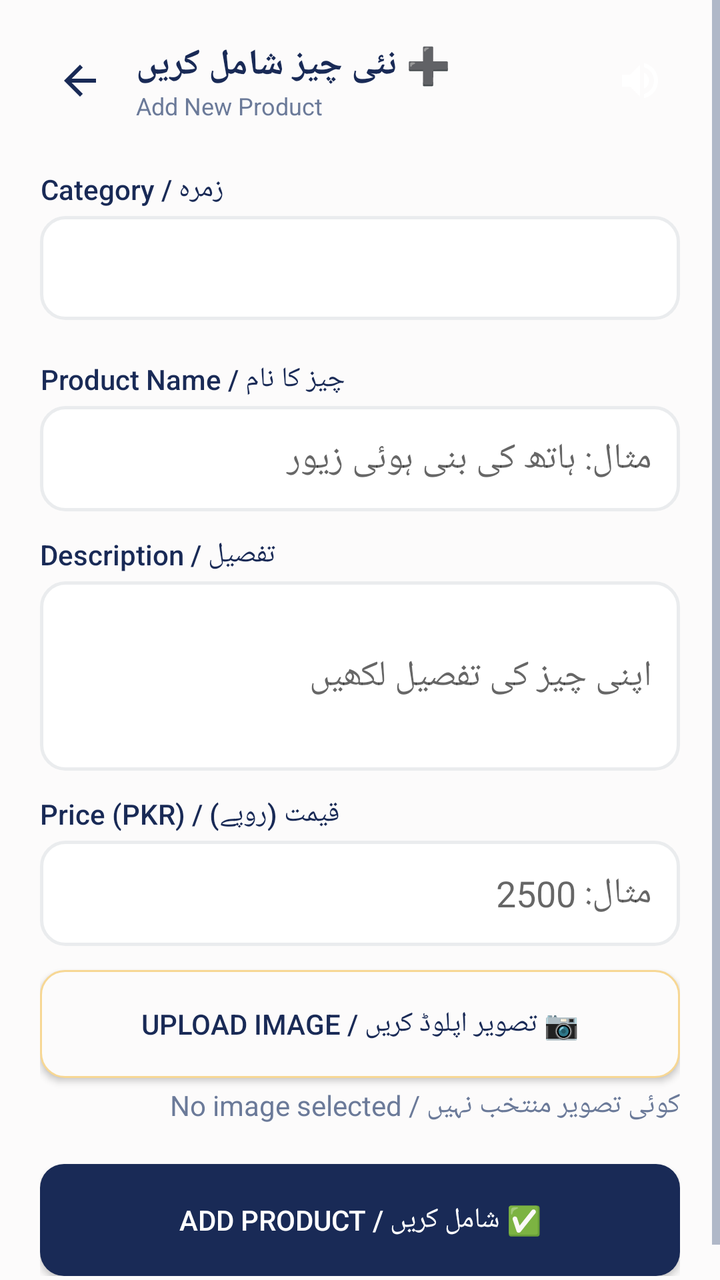
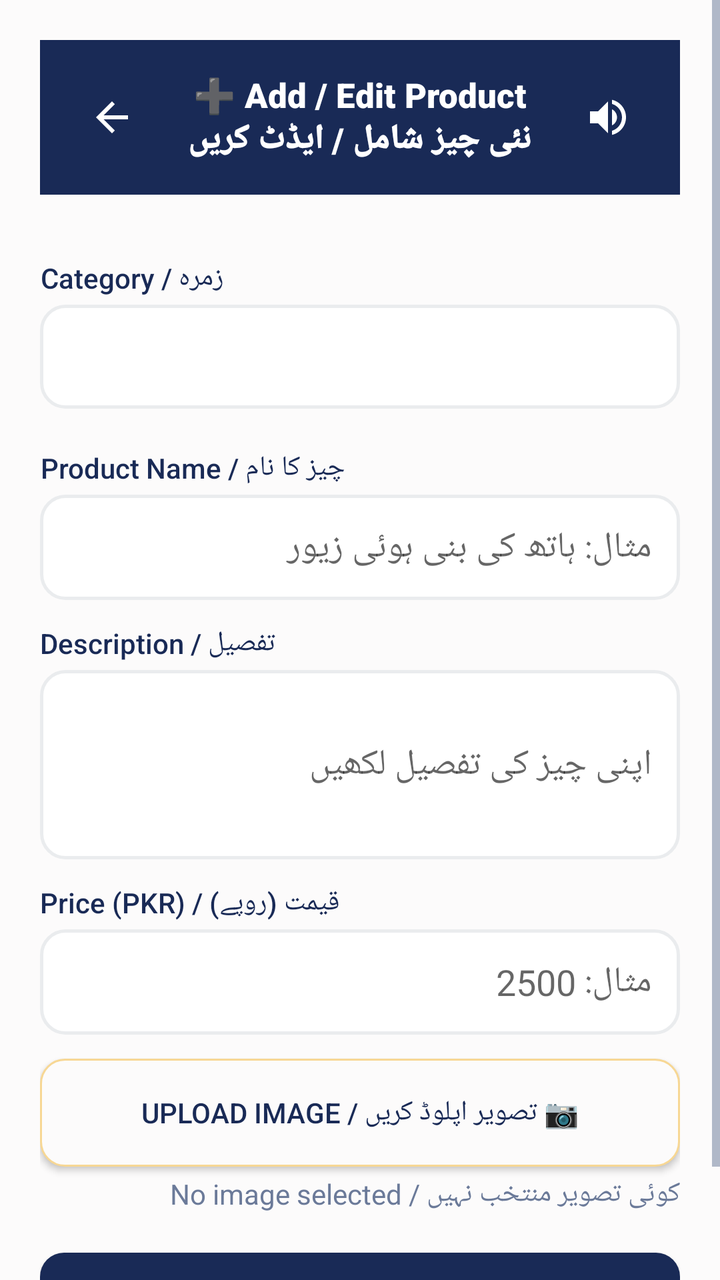

An Android layout rendered at two revisions. The XML below is the earlier revision; the diff shows what the commit changed to produce the second picture.
<!-- AndroidManifest.xml: application theme Theme.SheEmpower -->
<!-- res/layout/activity_add_product.xml -->
<?xml version="1.0" encoding="utf-8"?>
<ScrollView xmlns:android="http://schemas.android.com/apk/res/android"
    xmlns:app="http://schemas.android.com/apk/res-auto"
    android:layout_width="match_parent"
    android:layout_height="match_parent"
    android:background="@color/background">

    <LinearLayout
        android:layout_width="match_parent"
        android:layout_height="wrap_content"
        android:orientation="vertical"
        android:padding="20dp"
        android:background="?android:attr/windowBackground">

        
        
        
        <LinearLayout
            android:layout_width="match_parent"
            android:layout_height="wrap_content"
            android:orientation="horizontal"
            android:gravity="center_vertical"
            android:layout_marginBottom="8dp">

            <ImageButton
                android:id="@+id/btnBack"
                android:layout_width="40dp"
                android:layout_height="40dp"
                android:layout_marginEnd="8dp"
                android:background="?attr/selectableItemBackgroundBorderless"
                android:src="@drawable/ic_arrow_back"
                app:tint="@color/primary"
                android:contentDescription="Back" />

            <LinearLayout
                android:layout_width="0dp"
                android:layout_height="wrap_content"
                android:layout_weight="1"
                android:orientation="vertical">

                <TextView
                    android:layout_width="wrap_content"
                    android:layout_height="wrap_content"
                    android:text="➕ نئی چیز شامل کریں"
                    android:textSize="18sp"
                    android:textStyle="bold"
                    android:textColor="@color/text_primary" />

                <TextView
                    android:layout_width="wrap_content"
                    android:layout_height="wrap_content"
                    android:text="Add New Product"
                    android:textSize="12sp"
                    android:textColor="@color/text_secondary" />
            </LinearLayout>

            
            <ImageButton
                android:id="@+id/btnSpeaker"
                android:layout_width="40dp"
                android:layout_height="40dp"
                android:src="@drawable/ic_speaker"
                android:background="@android:color/transparent"
                android:scaleType="centerInside" />
        </LinearLayout>

        
        
        
        <TextView
            android:layout_width="wrap_content"
            android:layout_height="wrap_content"
            android:text="زمرہ / Category"
            android:textColor="@color/text_primary"
            android:fontFamily="sans-serif-medium"
            android:layout_marginTop="16dp"
            android:layout_marginBottom="4dp" />

        <Spinner
            android:id="@+id/spinnerCategory"
            android:layout_width="match_parent"
            android:layout_height="52dp"
            android:background="@drawable/bg_skeu_input"
            android:paddingStart="10dp"
            android:paddingEnd="10dp"
            android:layout_marginBottom="12dp" />

        
        
        
        <TextView
            android:layout_width="wrap_content"
            android:layout_height="wrap_content"
            android:text="چیز کا نام / Product Name"
            android:textColor="@color/text_primary"
            android:fontFamily="sans-serif-medium"
            android:layout_marginTop="8dp"
            android:layout_marginBottom="4dp" />

        <com.google.android.material.textfield.TextInputEditText
            android:id="@+id/etProductName"
            android:layout_width="match_parent"
            android:layout_height="wrap_content"
            android:hint="مثال: ہاتھ کی بنی ہوئی زیور"
            android:padding="14dp"
            android:background="@drawable/bg_skeu_input"
            android:layout_marginBottom="12dp" />

        
        
        
        <TextView
            android:layout_width="wrap_content"
            android:layout_height="wrap_content"
            android:text="تفصیل / Description"
            android:textColor="@color/text_primary"
            android:fontFamily="sans-serif-medium"
            android:layout_marginBottom="4dp" />

        <com.google.android.material.textfield.TextInputEditText
            android:id="@+id/etDescription"
            android:layout_width="match_parent"
            android:layout_height="wrap_content"
            android:hint="اپنی چیز کی تفصیل لکھیں"
            android:padding="14dp"
            android:background="@drawable/bg_skeu_input"
            android:layout_marginBottom="12dp"
            android:minLines="3" />

        
        
        
        <TextView
            android:layout_width="wrap_content"
            android:layout_height="wrap_content"
            android:text="قیمت (روپے) / Price (PKR)"
            android:textColor="@color/text_primary"
            android:fontFamily="sans-serif-medium"
            android:layout_marginBottom="4dp" />

        <com.google.android.material.textfield.TextInputEditText
            android:id="@+id/etPrice"
            android:layout_width="match_parent"
            android:layout_height="wrap_content"
            android:hint="مثال: 2500"
            android:inputType="number"
            android:padding="14dp"
            android:background="@drawable/bg_skeu_input"
            android:layout_marginBottom="12dp" />

        
        
        
        <Button
            android:id="@+id/btnPickImage"
            android:layout_width="match_parent"
            android:layout_height="54dp"
            android:text="📷 تصویر اپلوڈ کریں / Upload Image"
            android:textSize="14sp"
            android:background="@drawable/bg_skeu_button_cream"
            android:textColor="@color/text_primary" />

        <TextView
            android:id="@+id/tvImageStatus"
            android:layout_width="match_parent"
            android:layout_height="wrap_content"
            android:text="کوئی تصویر منتخب نہیں / No image selected"
            android:textColor="@color/text_secondary"
            android:layout_marginTop="4dp"
            android:layout_marginBottom="20dp" />

        
        
        
        <Button
            android:id="@+id/btnSubmit"
            android:layout_width="match_parent"
            android:layout_height="56dp"
            android:text="✅ شامل کریں / Add Product"
            android:textSize="14sp"
            android:background="@drawable/bg_skeu_button_primary"
            android:textColor="#FFFFFF" />

    </LinearLayout>
</ScrollView>
<!-- resources referenced by this layout -->
<resources>
  <color name="background">#FCFBFB</color>
  <color name="primary">#192A56</color>
  kkkkkkkkk
  <color name="text_primary">#192A56</color>
  <color name="text_secondary">#6B7A99</color>
  <!-- drawable bg_skeu_button_cream (drawable) -->
  <?xml version="1.0" encoding="utf-8"?>
  <shape xmlns:android="http://schemas.android.com/apk/res/android"
      android:shape="rectangle">
      <solid android:color="@color/pearl_white" />
      <corners android:radius="12dp" />
      <stroke android:color="@color/champagne" android:width="1dp" />
  </shape>
  <!-- drawable bg_skeu_button_primary (drawable) -->
  <?xml version="1.0" encoding="utf-8"?>
  <shape xmlns:android="http://schemas.android.com/apk/res/android"
      android:shape="rectangle">
      <solid android:color="@color/midnight_navy" />
      <corners android:radius="12dp" />
  </shape>
  <!-- drawable bg_skeu_input (drawable) -->
  <?xml version="1.0" encoding="utf-8"?>
  <shape xmlns:android="http://schemas.android.com/apk/res/android"
      android:shape="rectangle">
      <solid android:color="@color/white" />
      <corners android:radius="12dp" />
      <stroke android:color="@color/card_border" android:width="1.5dp" />
  </shape>
  <!-- drawable ic_arrow_back (drawable) -->
  <?xml version="1.0" encoding="utf-8"?>
  <vector xmlns:android="http://schemas.android.com/apk/res/android"
      android:width="24dp"
      android:height="24dp"
      android:viewportWidth="24"
      android:viewportHeight="24">
      <path
          android:fillColor="#FFFFFF"
          android:pathData="M20,11H7.83l5.59-5.59L12,4l-8,8l8,8l1.41-1.41L7.83,13H20v-2z"/>
  </vector>
  <!-- drawable ic_speaker (drawable) -->
  <?xml version="1.0" encoding="utf-8"?>
  <vector xmlns:android="http://schemas.android.com/apk/res/android"
      android:width="24dp"
      android:height="24dp"
      android:viewportWidth="24"
      android:viewportHeight="24">
      <path
          android:fillColor="#FFFFFF"
          android:pathData="M3,9v6h4l5,5V4L7,9H3zm13.5,3c0-1.77-1.02-3.29-2.5-4.03v8.05c1.48-0.73,2.5-2.25,2.5-4.02zM14,3.23v2.06c2.89,0.86,5,3.54,5,6.71s-2.11,5.85-5,6.71v2.06c4.01-0.91,7-4.49,7-8.77s-2.99-7.86-7-8.77z"/>
  </vector>
  <style name="Theme.SheEmpower" parent="Theme.AppCompat.Light.NoActionBar">
          <item name="colorPrimary">@color/primary</item>
          <item name="colorPrimaryDark">@color/primary_dark</item>
          <item name="colorAccent">@color/accent</item>
          <item name="android:windowBackground">@color/background</item>
          <item name="android:colorBackground">@color/background</item>
          <item name="android:textColorPrimary">@color/text_primary</item>
          <item name="android:textColorSecondary">@color/text_secondary</item>
          <item name="android:statusBarColor">@color/primary_dark</item>
      </style>
  <color name="pearl_white">#FCFBFB</color>
  <color name="champagne">#F7D794</color>
  <color name="midnight_navy">#192A56</color>
  <color name="white">#FFFFFF</color>
  <color name="card_border">#EAECEE</color>
  <color name="primary_dark">#0F1B3D</color>
  <color name="accent">#F7D794</color>
</resources>

<!-- the commit's change to res/layout/activity_add_product.xml (unified diff, before → after) -->
@@ -13,55 +13,50 @@
         android:background="?android:attr/windowBackground">
 
         
-        
-        
         <LinearLayout
             android:layout_width="match_parent"
             android:layout_height="wrap_content"
-            android:orientation="horizontal"
-            android:gravity="center_vertical"
-            android:layout_marginBottom="8dp">
+            android:background="#192A56"
+            android:padding="16dp"
+            android:orientation="vertical"
+            android:layout_marginBottom="16dp">
 
-            <ImageButton
-                android:id="@+id/btnBack"
-                android:layout_width="40dp"
-                android:layout_height="40dp"
-                android:layout_marginEnd="8dp"
-                android:background="?attr/selectableItemBackgroundBorderless"
-                android:src="@drawable/ic_arrow_back"
-                app:tint="@color/primary"
-                android:contentDescription="Back" />
+            <RelativeLayout
+                android:layout_width="match_parent"
+                android:layout_height="wrap_content">
 
-            <LinearLayout
-                android:layout_width="0dp"
-                android:layout_height="wrap_content"
-                android:layout_weight="1"
-                android:orientation="vertical">
+                <ImageButton
+                    android:id="@+id/btnBack"
+                    android:layout_width="40dp"
+                    android:layout_height="40dp"
+                    android:layout_alignParentStart="true"
+                    android:layout_centerVertical="true"
+                    android:background="?attr/selectableItemBackgroundBorderless"
+                    android:src="@drawable/ic_arrow_back"
+                    app:tint="#FFFFFF"
+                    android:contentDescription="Back" />
 
                 <TextView
                     android:layout_width="wrap_content"
                     android:layout_height="wrap_content"
-                    android:text="➕ نئی چیز شامل کریں"
-                    android:textSize="18sp"
-                    android:textStyle="bold"
-                    android:textColor="@color/text_primary" />
+                    android:layout_centerInParent="true"
+                    android:text="➕ Add / Edit Product\nنئی چیز شامل / ایڈٹ کریں"
+                    android:textSize="17sp"
+                    android:gravity="center"
+                    android:fontFamily="sans-serif-black"
+                    android:textColor="#FFFFFF" />
 
-                <TextView
-                    android:layout_width="wrap_content"
-                    android:layout_height="wrap_content"
-                    android:text="Add New Product"
-                    android:textSize="12sp"
-                    android:textColor="@color/text_secondary" />
-            </LinearLayout>
-
-            
-            <ImageButton
-                android:id="@+id/btnSpeaker"
-                android:layout_width="40dp"
-                android:layout_height="40dp"
-                android:src="@drawable/ic_speaker"
-                android:background="@android:color/transparent"
-                android:scaleType="centerInside" />
+                <ImageButton
+                    android:id="@+id/btnSpeaker"
+                    android:layout_width="40dp"
+                    android:layout_height="40dp"
+                    android:layout_alignParentEnd="true"
+                    android:layout_centerVertical="true"
+                    android:background="?attr/selectableItemBackgroundBorderless"
+                    android:src="@drawable/ic_speaker"
+                    app:tint="#FFFFFF"
+                    android:contentDescription="Speaker" />
+            </RelativeLayout>
         </LinearLayout>
 
         
